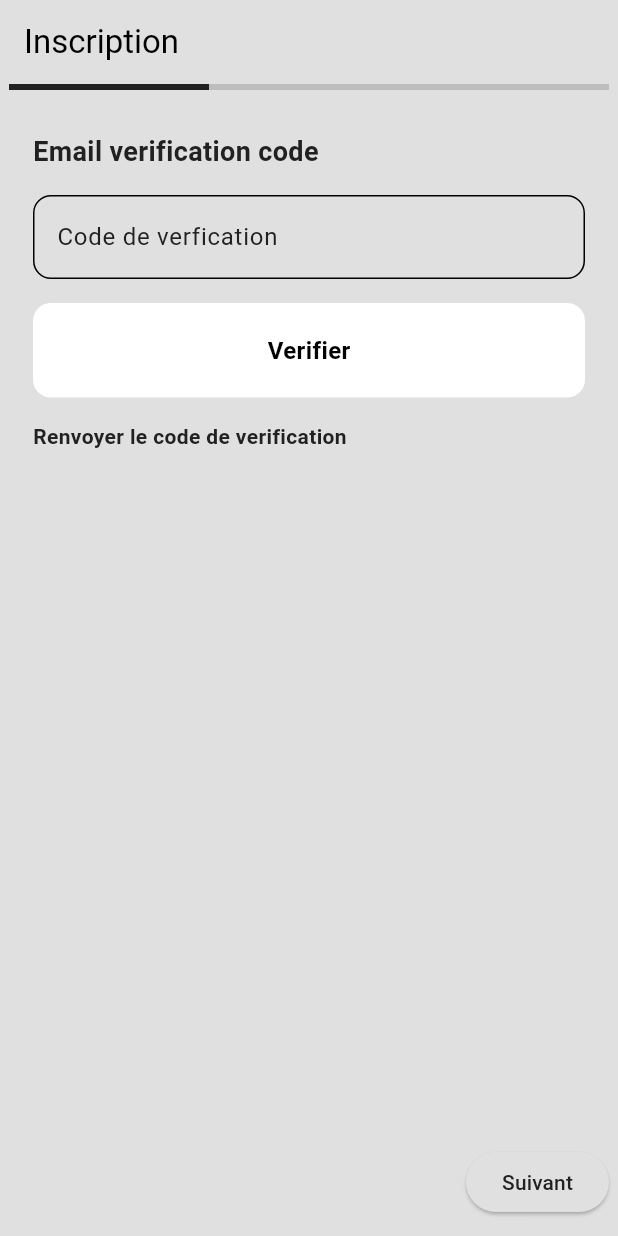
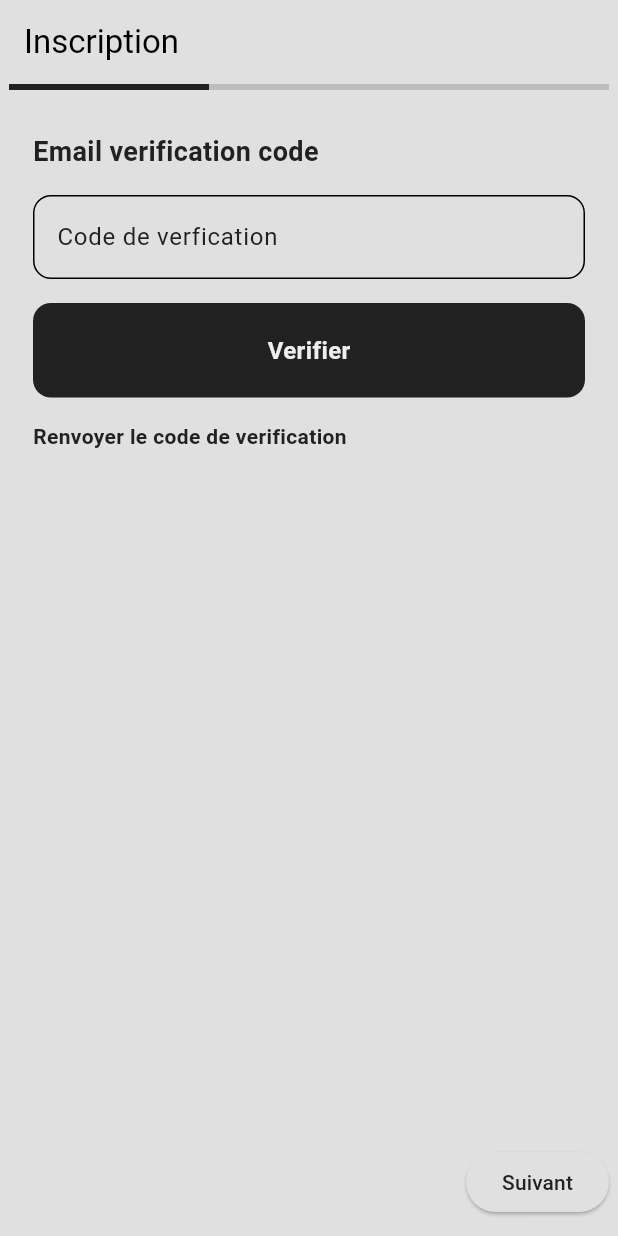
Before and after one commit to Daris02/social-app-ui, a Flutter app: the RegisterScreen screen opened by its route, swiped to page 4, on a phone screen of 412 x 824 dp. Run offline on Flutter 3.47's test engine with Material 3 defaults, Android fonts, the phone set to English and light mode, and no system bars; our stand-ins replace awesome_notifications, cached_network_image, chewie, dio, file_picker, flutter_dotenv and 8 more; missing offline and left inert: cached_video_player_plus, flutter_webrtc, local_notifier, video_player_media_kit, video_thumbnail; accounts and stored records are empty; network calls fail.

```diff
--- a/lib/screens/auth/components/my_button.dart
+++ b/lib/screens/auth/components/my_button.dart
@@ -14,13 +14,14 @@ class MyButton extends StatelessWidget {
 
   @override
   Widget build(BuildContext context) {
+    final colorSchema = Theme.of(context).colorScheme;
     return SizedBox(
       width: double.infinity,
       child: GestureDetector(
         onTap: loading ? null : onTap,
         child: Container(
           decoration: BoxDecoration(
-            color: Colors.white,
+            color: colorSchema.inversePrimary,
             borderRadius: BorderRadius.circular(12),
           ),
           padding: const EdgeInsets.all(20),
@@ -31,7 +32,7 @@ class MyButton extends StatelessWidget {
                     height: 24,
                     child: CircularProgressIndicator(
                       strokeWidth: 2,
-                      color: Colors.black,
+                      color: colorSchema.primary,
                     ),
                   )
                 : Text(
@@ -39,7 +40,7 @@ class MyButton extends StatelessWidget {
                     style: TextStyle(
                       fontWeight: FontWeight.bold,
                       fontSize: 16,
-                      color: Colors.black,
+                      color: colorSchema.primary,
                     ),
                   ),
           ),
--- a/lib/screens/auth/components/my_text_field.dart
+++ b/lib/screens/auth/components/my_text_field.dart
@@ -6,6 +6,7 @@ class MyTextField extends StatefulWidget {
   final TextEditingController controller;
   final FormFieldValidator<String>? validator;
   final TextInputType? type;
+
   const MyTextField({
     super.key,
     required this.labelText,
@@ -35,16 +36,16 @@ class _MyTextFieldState extends State<MyTextField> {
       controller: widget.controller,
       decoration: InputDecoration(
         border: OutlineInputBorder(borderRadius: BorderRadius.circular(12)),
-        focusColor: Colors.white,
         labelText: widget.labelText,
         labelStyle: TextStyle(color: colorSchema.inversePrimary),
+        fillColor: colorSchema.inversePrimary,
         suffixIcon: widget.labelText.toLowerCase() == 'password'
             ? IconButton(
                 icon: Icon(obscure ? Icons.visibility : Icons.visibility_off),
                 onPressed: () => setState(() => obscure = !obscure),
                 style: ButtonStyle(
                   iconColor: WidgetStateProperty.all(
-                    Colors.white,
+                    colorSchema.inversePrimary,
                   ),
                 ),
               )
--- a/lib/screens/auth/login.dart
+++ b/lib/screens/auth/login.dart
@@ -179,7 +179,7 @@ class _LoginScreenState extends ConsumerState<LoginScreen> {
                               "Vous n'avez pas encore de compte?  ",
                               style: TextStyle(
                                 color: Colors.white,
-                                  fontWeight: FontWeight.w200,
+                                fontWeight: FontWeight.w200,
                               ),
                             ),
                             GestureDetector(
--- a/lib/screens/auth/register.dart
+++ b/lib/screens/auth/register.dart
@@ -248,7 +248,7 @@ class _RegisterScreenState extends ConsumerState<RegisterScreen> {
                           ),
                           const SizedBox(height: 16),
                           DropdownButtonFormField<Position>(
-                            value: _position,
+                            initialValue: _position,
                             items: Position.values
                                 .map(
                                   (position) => DropdownMenuItem(
@@ -276,7 +276,7 @@ class _RegisterScreenState extends ConsumerState<RegisterScreen> {
                           ),
                           const SizedBox(height: 12),
                           DropdownButtonFormField<Direction>(
-                            value: _direction,
+                            initialValue: _direction,
                             items: Direction.values
                                 .map(
                                   (direction) => DropdownMenuItem(
@@ -294,6 +294,7 @@ class _RegisterScreenState extends ConsumerState<RegisterScreen> {
                           ),
                           const SizedBox(height: 12),
                           ListTile(
+                            contentPadding: EdgeInsets.all(20),
                             title: Text(
                               _entryDate == null
                                   ? "Date d'entrée au Sénat"
@@ -315,6 +316,7 @@ class _RegisterScreenState extends ConsumerState<RegisterScreen> {
                             },
                           ),
                           CheckboxListTile(
+                            contentPadding: EdgeInsets.all(10),
                             value: _senator,
                             onChanged: (v) => setState(() => _senator = v!),
                             title: const Text("secretaire particullier"),
--- a/lib/theme/theme_provider.dart
+++ b/lib/theme/theme_provider.dart
@@ -4,14 +4,14 @@ import 'package:shared_preferences/shared_preferences.dart';
 import 'package:social_app/theme/dark_mode.dart';
 import 'package:social_app/theme/light_mode.dart';
 
-enum AppThemeMode { claire, sombre, system }
+enum AppThemeMode { claire, sombre, systeme}
 
 class ThemeNotifier extends StateNotifier<ThemeData> {
   ThemeNotifier() : super(lightMode) {
     _loadTheme();
   }
 
-  AppThemeMode _currentMode = AppThemeMode.system;
+  AppThemeMode _currentMode = AppThemeMode.systeme;
 
   AppThemeMode get currentMode => _currentMode;
 
@@ -37,7 +37,7 @@ class ThemeNotifier extends StateNotifier<ThemeData> {
       case AppThemeMode.sombre:
         state = darkMode;
         break;
-      case AppThemeMode.system:
+      case AppThemeMode.systeme:
         state = WidgetsBinding.instance.platformDispatcher.platformBrightness ==
                 Brightness.dark
             ? darkMode
--- a/lib/utils/main_drawer.dart
+++ b/lib/utils/main_drawer.dart
@@ -131,7 +131,7 @@ class _MainDrawerState extends ConsumerState<MainDrawer> {
                   const SizedBox(height: 5),
                   buildMenuItem(
                     text: 'Paramètres',
-                    icon: HugeIcons.strokeRoundedSetting06,
+                    icon: Icons.settings,
                     colorScheme: colorScheme,
                     router: router,
                     onTap: () {
```
Also changed, not shown: lib/screens/messages/components/message_list.dart (+7 -4 lines), lib/screens/settings/components/forward_button.dart (+5 -8 lines), lib/screens/settings/components/setting_item.dart (+31 -5 lines), lib/screens/settings/setting.dart (+3 -43 lines), 1 other file.
